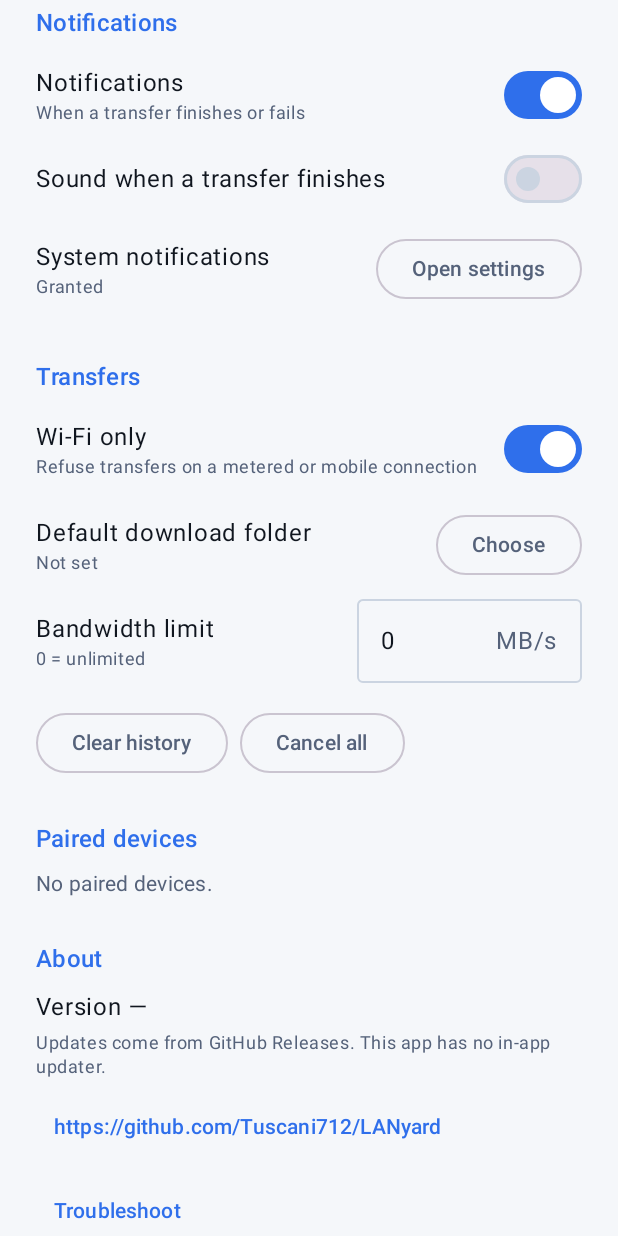
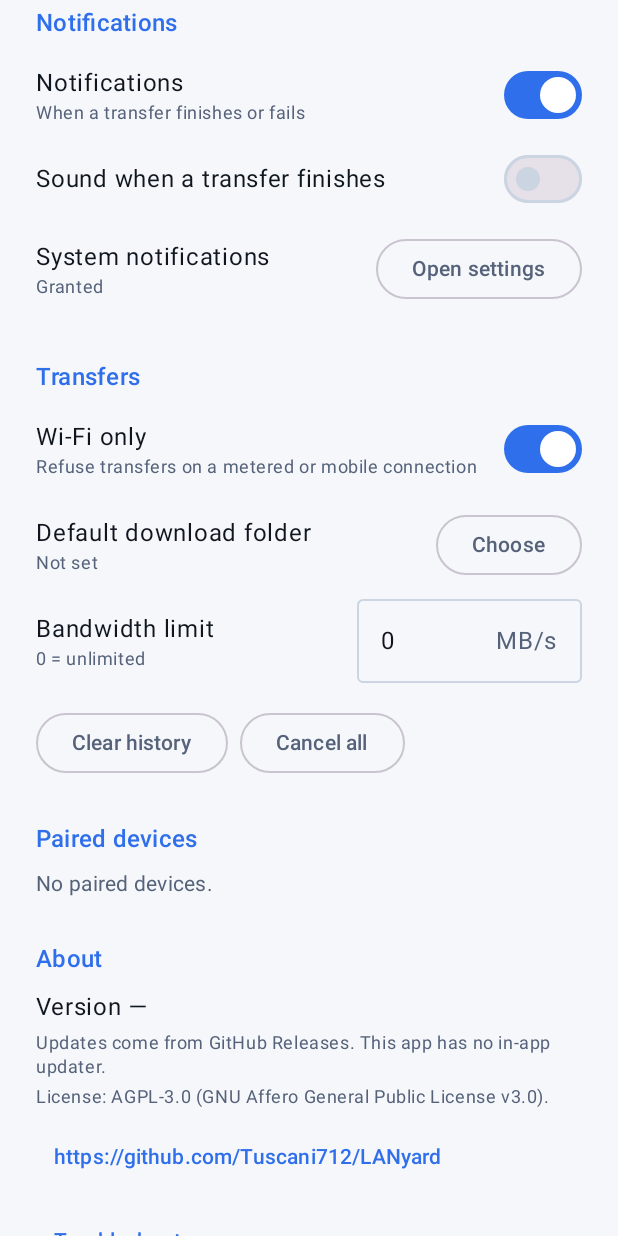
Before and after one commit to Tuscani712/LANyard, an Android app built with Jetpack Compose: the composable SettingsScreen shown on its own in the app's theme, scrolled down 576 dp, on a phone screen of 412 x 824 dp. Run offline under Robolectric (Android 15) with nearby library versions, the phone set to English and light mode, and no system bars; pictures from the network do not load.

Commit message:
docs: license under AGPL-3.0 (LICENSE, NOTICE, TRADEMARK, draft CONTRIBUTING); show license in About
Co-Authored-By: Claude Sonnet 5.5 <noreply@anthropic.com>

```diff
--- a/android/app/src/main/kotlin/io/github/tuscani712/lanyard/ui/SettingsScreen.kt
+++ b/android/app/src/main/kotlin/io/github/tuscani712/lanyard/ui/SettingsScreen.kt
@@ -315,6 +315,12 @@ private fun AboutRow() {
             style = MaterialTheme.typography.bodySmall,
             color = MaterialTheme.colorScheme.onSurfaceVariant,
         )
+        Spacer(Modifier.height(4.dp))
+        Text(
+            "License: AGPL-3.0 (GNU Affero General Public License v3.0).",
+            style = MaterialTheme.typography.bodySmall,
+            color = MaterialTheme.colorScheme.onSurfaceVariant,
+        )
         Spacer(Modifier.height(8.dp))
         TextButton(onClick = {
             runCatching { context.startActivity(Intent(Intent.ACTION_VIEW, Uri.parse(REPO_URL))) }
```
Also changed, not shown: 5 other files.
